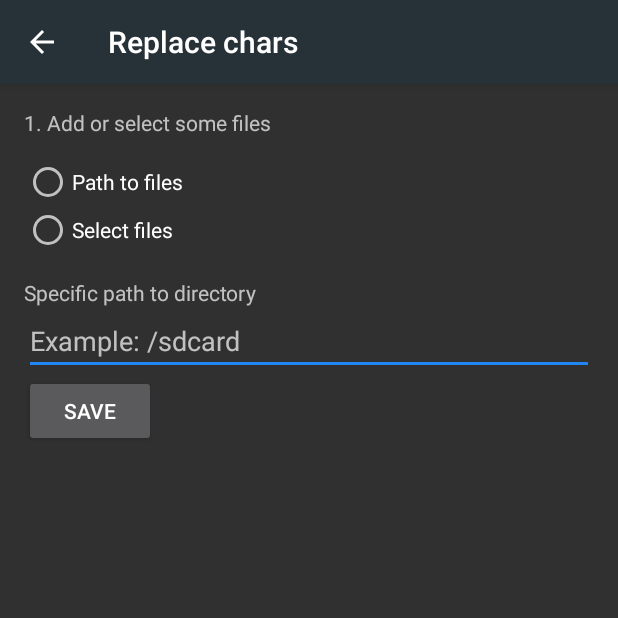
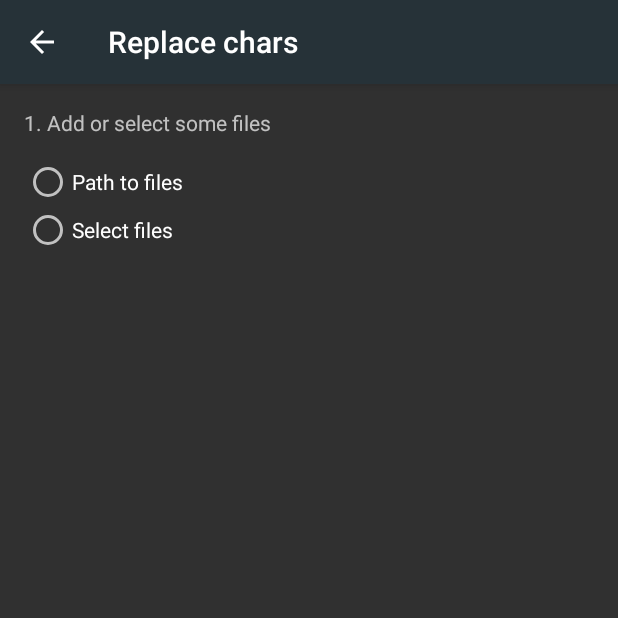
Before and after one commit to Devil64-Dev/app_my_file_rename, an Android app: the ReplaceActivity screen opened directly, with no data from a screen before it, on a phone screen of 412 x 824 dp, the top half of it. Run offline under Robolectric (Android 15) with nearby library versions, the phone set to English and light mode, and no system bars.

Commit message:
Added step_one path option, missing a bit

```diff
--- a/app/src/main/java/com/devil64dev/myfilerename/activities/ReplaceActivity.java
+++ b/app/src/main/java/com/devil64dev/myfilerename/activities/ReplaceActivity.java
@@ -2,17 +2,25 @@ package com.devil64dev.myfilerename.activities;
 
 import android.content.res.Resources;
 import android.os.Bundle;
+import android.os.Environment;
+import android.text.Editable;
+import android.text.TextWatcher;
+import android.view.KeyEvent;
 import android.view.View;
 import android.widget.Button;
 import android.widget.EditText;
 import android.widget.LinearLayout;
 import android.widget.RadioGroup;
+import android.widget.TextView;
+import android.widget.Toast;
 
 import androidx.annotation.Nullable;
 import androidx.appcompat.app.ActionBar;
 import androidx.appcompat.app.AppCompatActivity;
 
 import com.devil64dev.myfilerename.R;
+
+import java.io.File;
 
 public class ReplaceActivity extends AppCompatActivity {
     private int step_one_options;
@@ -65,9 +73,34 @@ public class ReplaceActivity extends AppCompatActivity {
         });
 
         // Some
-        if (step_one_options==1){
+        if (true){
             EditText editPath = findViewById(R.id.ar_step_one_edit_path);
-            //Button btn = findViewById(R.id.ar_step_one_save_path);
+            editPath.setOnEditorActionListener(new TextView.OnEditorActionListener() {
+                @Override
+                public boolean onEditorAction(TextView v, int actionId, KeyEvent event) {
+                    v.addTextChangedListener(new TextWatcher() {
+                        @Override
+                        public void beforeTextChanged(CharSequence s, int start, int count, int after) {
+                        }
+
+                        @Override
+                        public void onTextChanged(CharSequence s, int start, int before, int count) {
+
+                        }
+
+                        @Override
+                        public void afterTextChanged(Editable s) {
+
+                        }
+                    });
+                    if (!(new File(v.getText().toString()).exists())) {
+                        Toast.makeText(v.getContext(), R.string.path_not_exist_err, Toast.LENGTH_SHORT).show();
+                    }
+                    return false;
+                }
+            });
+            Button savePath = findViewById(R.id.ar_step_one_save_path);
+
         }else{
 
         }
--- a/app/src/main/java/com/devil64dev/myfilerename/utils/FileUtils.java
+++ b/app/src/main/java/com/devil64dev/myfilerename/utils/FileUtils.java
@@ -63,4 +63,5 @@ public class FileUtils {
 
         return list_files;
     }
+
 }
--- a/app/src/main/res/layout/activity_replace.xml
+++ b/app/src/main/res/layout/activity_replace.xml
@@ -55,6 +55,7 @@
             android:layout_height="wrap_content"
             android:layout_width="match_parent"
             android:orientation="vertical"
+            android:visibility="invisible"
             >
             <TextView
                 android:layout_width="wrap_content"
@@ -73,7 +74,7 @@
                 android:inputType="textUri" />
 
             <Button
-                android:id="@+id/save"
+                android:id="@+id/ar_step_one_save_path"
                 android:layout_width="wrap_content"
                 android:layout_height="wrap_content"
                 android:text="@string/ar_step_one_button_save_path"/>
@@ -84,6 +85,7 @@
 
     <!--TODO: Add step2 and step3 etc..-->
     <TextView
+        android:id="@+id/textView"
         android:layout_width="match_parent"
         android:layout_height="wrap_content" />
 
--- a/app/src/main/res/values/strings.xml
+++ b/app/src/main/res/values/strings.xml
@@ -34,4 +34,5 @@
     <string name="ar_step_one_button_select_file">Select file</string>
     <string name="ar_step_one_edit_path_auto_fill_hint">/sdcard</string>
     <string name="ar_step_one_button_save_path">Save</string>
+    <string name="path_not_exist_err">The path not exist</string>
 </resources>
```
Also changed, not shown: 1 other file.
